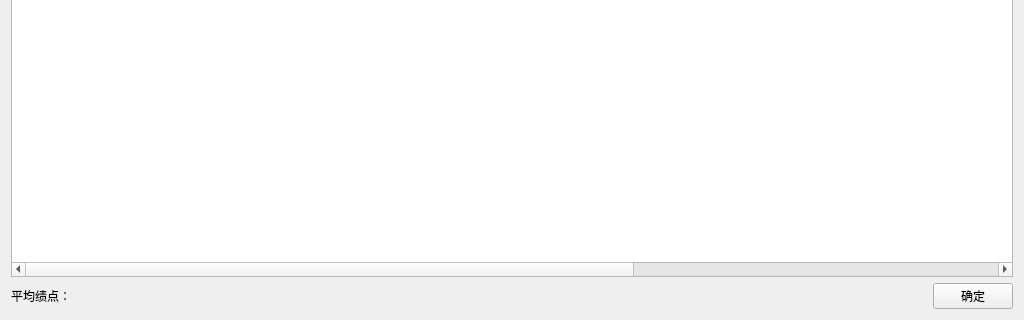
Old version of the form queryresult.ui in the repository ztzheng/gpa; both pictures show x 0 to 1024 and y 177 to 497 of the 1024 by 497 pixel window.
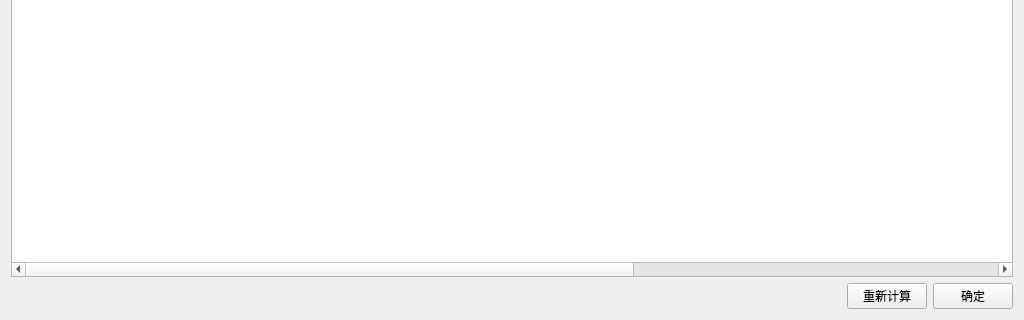
New version of the form. Icons and pictures are not drawn.

```diff
--- a/queryresult.ui
+++ b/queryresult.ui
@@ -14,7 +14,7 @@
    <string>查询结果</string>
   </property>
   <property name="windowIcon">
-   <iconset>
+   <iconset resource="qgpa.qrc">
     <normaloff>:/ico.ico</normaloff>:/ico.ico</iconset>
   </property>
   <layout class="QGridLayout" name="gridLayout_2">
@@ -29,22 +29,25 @@
         </size>
        </property>
        <property name="text">
-        <string>平均绩点：</string>
+        <string/>
        </property>
       </widget>
      </item>
-     <item row="1" column="2">
+     <item row="1" column="3">
       <widget class="QPushButton" name="pushButton">
        <property name="text">
         <string>确定</string>
        </property>
       </widget>
      </item>
-     <item row="0" column="0" colspan="3">
+     <item row="0" column="0" colspan="4">
       <widget class="QTableWidget" name="tableWidget">
        <property name="enabled">
         <bool>true</bool>
        </property>
+       <property name="styleSheet">
+        <string notr="true"/>
+       </property>
        <property name="editTriggers">
         <set>QAbstractItemView::AnyKeyPressed|QAbstractItemView::CurrentChanged|QAbstractItemView::EditKeyPressed</set>
        </property>
@@ -143,6 +146,13 @@
        </property>
       </spacer>
      </item>
+     <item row="1" column="2">
+      <widget class="QPushButton" name="reCal">
+       <property name="text">
+        <string>重新计算</string>
+       </property>
+      </widget>
+     </item>
     </layout>
    </item>
   </layout>
```
Left out of the diff: 4 changed lines with no effect on the pictures.
